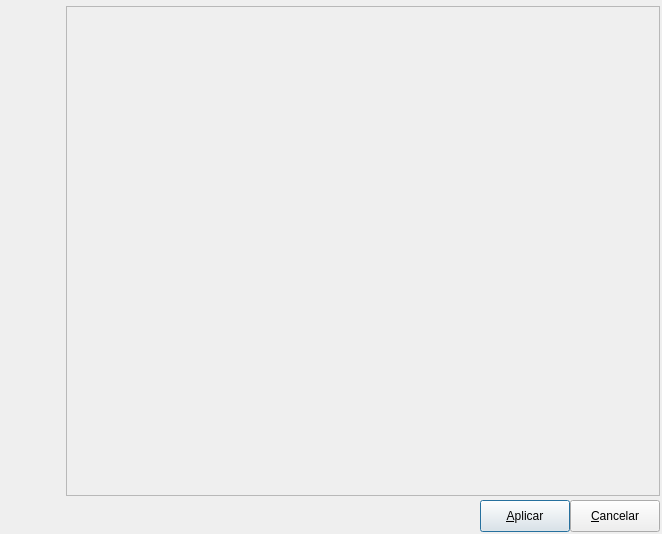
First picture: the form in pgmodeler_ui/ui/formbasico.ui, repository erdincay/pgmodeler-old, before the edit.
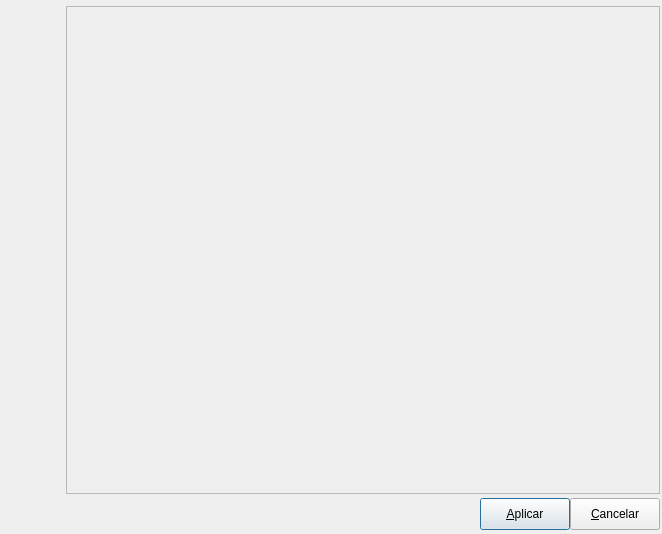
Second picture: the form after the edit. Icons and pictures are not drawn.

The edit to the form file:
```diff
--- a/pgmodeler_ui/ui/formbasico.ui
+++ b/pgmodeler_ui/ui/formbasico.ui
@@ -129,6 +129,9 @@
      <property name="leftMargin">
       <number>4</number>
      </property>
+     <property name="bottomMargin">
+      <number>2</number>
+     </property>
      <property name="spacing">
       <number>0</number>
      </property>
```
